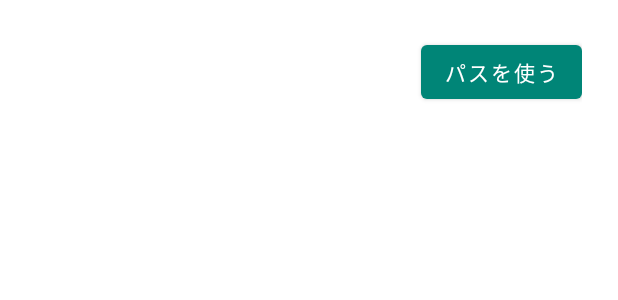
After one commit to YusukeIwaki/always_MyLauncher, an Android app: the layout list_item_shop_action_buttons.xml on its own in the app's theme, with its tools: preview values and no code run, on a phone screen of 412 x 824 dp. The commit adds this screen. Shown: the top 300 px of the screen. Run offline under Robolectric (Android 15) with nearby library versions, the phone set to English and light mode, and no system bars.

Commit message:
パスを使うボタン

```diff
--- a/app/src/main/java/io/github/yusukeiwaki/better_always_drink/shop_list/detail/ShopDetailListView.kt
+++ b/app/src/main/java/io/github/yusukeiwaki/better_always_drink/shop_list/detail/ShopDetailListView.kt
@@ -27,6 +27,7 @@ class ShopDetailListView : RecyclerView {
             }
             groupAdapter.add(ShopDetailDescriptionItem(shop))
             groupAdapter.add(ShopDetailDescriptionKeyValueItem(shop, ShopDetailDescriptionKeyValueItem.Key.BusinessHours))
+            groupAdapter.add(ShopDetailActionButtonsItem(shop))
         }
     }
 }
--- /dev/null
+++ b/app/src/main/res/layout/list_item_shop_action_buttons.xml
@@ -0,0 +1,16 @@
+<?xml version="1.0" encoding="utf-8"?>
+<layout xmlns:android="http://schemas.android.com/apk/res/android">
+    <FrameLayout
+        android:layout_width="match_parent"
+        android:layout_height="wrap_content"
+        android:padding="24dp"
+        android:layout_marginBottom="24dp">
+        <com.google.android.material.button.MaterialButton
+            android:id="@+id/browse_button"
+            android:layout_width="wrap_content"
+            android:layout_height="wrap_content"
+            android:layout_gravity="end"
+            android:text="パスを使う"
+            style="@style/Widget.MaterialComponents.Button"/>
+    </FrameLayout>
+</layout>
```
Also changed, not shown: app/src/main/java/io/github/yusukeiwaki/better_always_drink/shop_list/detail/ShopDetailActionButtonsItem.kt (added, +27 -0 lines).
